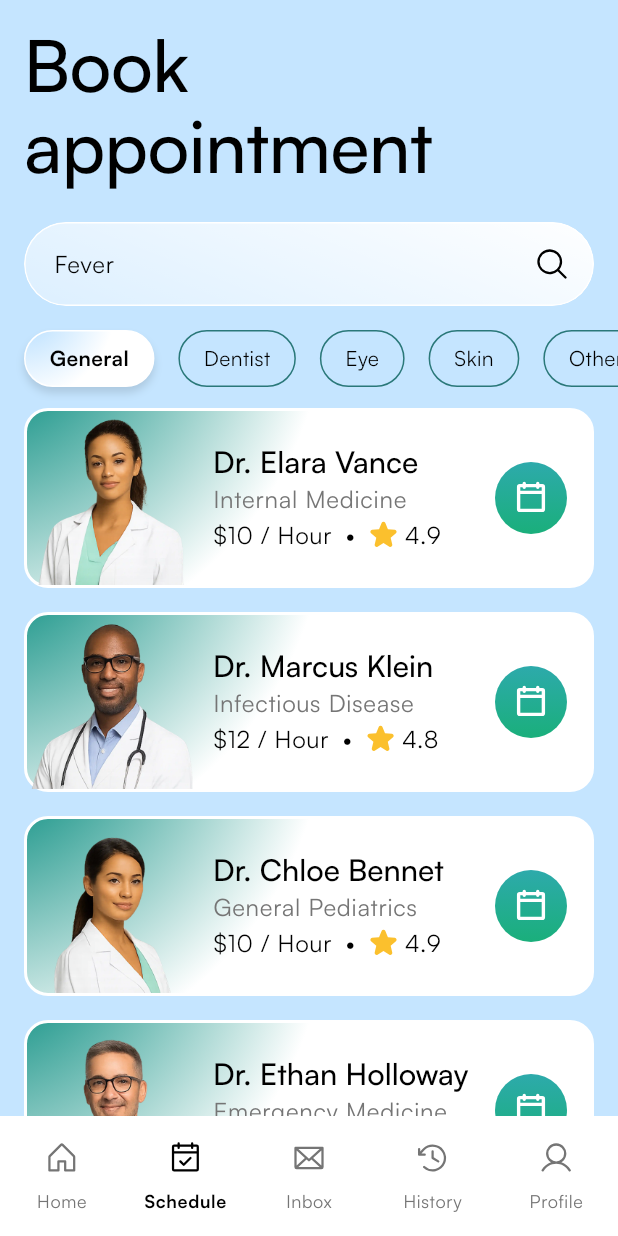
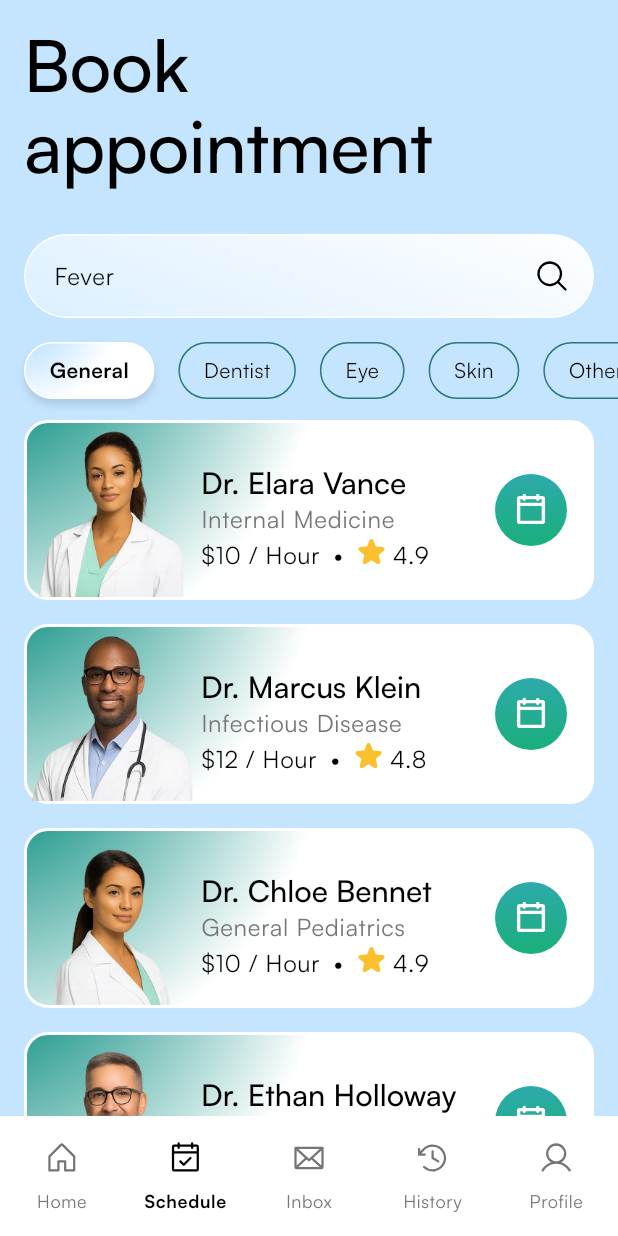
Before and after one commit to nabssense/ID-Camp-2025-Flutter-Submission-Kelas-Dasar, a Flutter app: the screen it shows after launch, item 2 of the bottom bar chosen, on a phone screen of 412 x 824 dp. Run offline on Flutter 3.47's test engine with Material 3 defaults, Android fonts, the light colour scheme and no system bars; our stand-ins replace flutter_svg, phosphor_flutter, share_plus.

Commit message:
Update Revisi Perbaikan Review ke 2

```diff
--- a/lib/book_appointment_screen.dart
+++ b/lib/book_appointment_screen.dart
@@ -3,37 +3,22 @@ import 'package:flutter_final_submission_dicoding/components/list_doctor.dart';
 import 'package:flutter_final_submission_dicoding/models/doctor_list.dart';
 import 'package:phosphor_flutter/phosphor_flutter.dart';
 
-class BookAppointmentScreen extends StatelessWidget {
+class BookAppointmentScreen extends StatefulWidget {
   const BookAppointmentScreen({super.key});
 
   @override
-  Widget build(BuildContext context) {
-    return DefaultTabController(
-      length: 5,
-      child: Scaffold(
-        body: LayoutBuilder(
-          builder: (BuildContext context, BoxConstraints constraints) {
-            if (constraints.maxWidth <= 768) {
-              return MobileScreen();
-            } else {
-              return DesktopScreen();
-            }
-          },
-        ),
-      ),
-    );
-  }
+  State<BookAppointmentScreen> createState() => _BookAppointmentScreenState();
 }
 
-class DesktopScreen extends StatefulWidget {
-  const DesktopScreen({super.key});
+class _BookAppointmentScreenState extends State<BookAppointmentScreen> {
+  String _query = '';
+  final _controller = TextEditingController();
 
   @override
-  State<DesktopScreen> createState() => _DesktopScreenState();
+  void dispose() {
+    _controller.dispose();
+    super.dispose();
   }
-
-class _DesktopScreenState extends State<DesktopScreen> {
-  String _query = '';
 
   List<Doctor> get _filteredHistory {
     final q = _query.trim().toLowerCase();
@@ -45,6 +30,45 @@ class _DesktopScreenState extends State<DesktopScreen> {
           d.tags.any((t) => t.toLowerCase().contains(q));
     }).toList();
   }
+
+  @override
+  Widget build(BuildContext context) {
+    return DefaultTabController(
+      length: 5,
+      child: Scaffold(
+        body: LayoutBuilder(
+          builder: (BuildContext context, BoxConstraints constraints) {
+            if (constraints.maxWidth <= 768) {
+              return MobileScreen(
+                controllerSearch: _controller,
+                onQueryChanged: (value) => setState(() => _query = value),
+                filteredHistory: _filteredHistory,
+              );
+            } else {
+              return DesktopScreen(
+                controllerSearch: _controller,
+                onQueryChanged: (value) => setState(() => _query = value),
+                filteredHistory: _filteredHistory,
+              );
+            }
+          },
+        ),
+      ),
+    );
+  }
+}
+
+class DesktopScreen extends StatelessWidget {
+  const DesktopScreen({
+    super.key,
+    required this.onQueryChanged,
+    required this.filteredHistory,
+    required this.controllerSearch,
+  });
+
+  final ValueChanged<String> onQueryChanged;
+  final List<Doctor> filteredHistory;
+  final dynamic controllerSearch;
 
   @override
   Widget build(BuildContext context) {
@@ -84,8 +108,8 @@ class _DesktopScreenState extends State<DesktopScreen> {
                             borderRadius: BorderRadius.circular(32),
                           ),
                           child: TextField(
-                            onChanged: (value) =>
-                                setState(() => _query = value),
+                            controller: controllerSearch,
+                            onChanged: onQueryChanged,
                             decoration: InputDecoration(
                               contentPadding: EdgeInsets.symmetric(
                                 horizontal: 16,
@@ -147,7 +171,7 @@ class _DesktopScreenState extends State<DesktopScreen> {
                       case 0:
                         return ListDoctor(
                           scrollable: false,
-                          searchDataDoctor: _filteredHistory,
+                          searchDataDoctor: filteredHistory,
                         );
                       default:
                         return const Center(child: Text('Schedule Empty'));
@@ -163,26 +187,17 @@ class _DesktopScreenState extends State<DesktopScreen> {
   }
 }
 
-class MobileScreen extends StatefulWidget {
-  const MobileScreen({super.key});
+class MobileScreen extends StatelessWidget {
+  const MobileScreen({
+    super.key,
+    required this.onQueryChanged,
+    required this.filteredHistory,
+    required this.controllerSearch,
+  });
 
-  @override
-  State<MobileScreen> createState() => _MobileScreenState();
-}
-
-class _MobileScreenState extends State<MobileScreen> {
-  String _query = '';
-
-  List<Doctor> get _filteredHistory {
-    final q = _query.trim().toLowerCase();
-    if (q.isEmpty) return doctorList;
-    return doctorList.where((d) {
-      return d.name.toLowerCase().contains(q) ||
-          d.specialty.toLowerCase().contains(q) ||
-          d.bio.toLowerCase().contains(q) ||
-          d.tags.any((t) => t.toLowerCase().contains(q));
-    }).toList();
-  }
+  final ValueChanged<String> onQueryChanged;
+  final List<Doctor> filteredHistory;
+  final dynamic controllerSearch;
 
   @override
   Widget build(BuildContext context) {
@@ -190,37 +205,24 @@ class _MobileScreenState extends State<MobileScreen> {
       child: NestedScrollView(
         headerSliverBuilder: (context, _) {
           return [
-            SliverAppBar(
-              backgroundColor: Theme.of(context).scaffoldBackgroundColor,
-              elevation: 0,
-              pinned: false,
-              floating: false,
-              expandedHeight: 140,
-              automaticallyImplyLeading: false,
-              flexibleSpace: FlexibleSpaceBar(
-                collapseMode: CollapseMode.pin,
-                background: Padding(
+            SliverToBoxAdapter(
+              child: Padding(
                 padding: const EdgeInsets.fromLTRB(16, 16, 16, 16),
-                  child: Column(
-                    crossAxisAlignment: CrossAxisAlignment.start,
-                    children: [
-                      Text(
+                child: Text(
                   'Book \nappointment',
                   style: Theme.of(context).textTheme.displayLarge,
                 ),
-                    ],
               ),
             ),
-              ),
-            ),
+
             SliverOverlapAbsorber(
               handle: NestedScrollView.sliverOverlapAbsorberHandleFor(context),
               sliver: SliverPersistentHeader(
                 pinned: true,
                 delegate: _StickyHeaderDelegate(
-                  height: 132,
+                  height: 140,
                   child: Padding(
-                    padding: EdgeInsets.symmetric(horizontal: 16, vertical: 8),
+                    padding: EdgeInsets.symmetric(horizontal: 16, vertical: 16),
                     child: Column(
                       spacing: 16,
                       children: [
@@ -238,11 +240,8 @@ class _MobileScreenState extends State<MobileScreen> {
                               borderRadius: BorderRadius.circular(32),
                             ),
                             child: TextField(
-                              onChanged: (value) {
-                                setState(() {
-                                  _query = value;
-                                });
-                              },
+                              controller: controllerSearch,
+                              onChanged: onQueryChanged,
                               decoration: InputDecoration(
                                 contentPadding: EdgeInsets.symmetric(
                                   horizontal: 16,
@@ -280,10 +279,13 @@ class _MobileScreenState extends State<MobileScreen> {
                             ),
                           ),
                         ),
-                        SingleChildScrollView(
+                        Ink(
+                          width: double.infinity,
+                          child: SingleChildScrollView(
                             scrollDirection: Axis.horizontal,
                             clipBehavior: Clip.none,
                             child: Row(
+                              crossAxisAlignment: CrossAxisAlignment.start,
                               spacing: 16,
                               children: [
                                 _CustomTabBar(title: 'General', index: 0),
@@ -292,6 +294,7 @@ class _MobileScreenState extends State<MobileScreen> {
                                 _CustomTabBar(title: 'Skin', index: 3),
                                 _CustomTabBar(title: 'Other', index: 4),
                               ],
+                            ),
                           ),
                         ),
                       ],
@@ -304,7 +307,7 @@ class _MobileScreenState extends State<MobileScreen> {
         },
         body: TabBarView(
           children: [
-            _GeneralTabBody(items: _filteredHistory),
+            _GeneralTabBody(items: filteredHistory),
             _EmptyTabBody(),
             _EmptyTabBody(),
             _EmptyTabBody(),
--- a/lib/components/list_doctor.dart
+++ b/lib/components/list_doctor.dart
@@ -90,24 +90,28 @@ class DesktopScreen extends StatelessWidget {
               crossAxisAlignment: CrossAxisAlignment.center,
               mainAxisAlignment: MainAxisAlignment.start,
               children: [
+                Expanded(
+                  child: Row(
+                    crossAxisAlignment: CrossAxisAlignment.end,
+                    children: [
                       Image.asset(doctor.imageAsset, width: 116, height: 116),
                       Expanded(
+                        child: Padding(
+                          padding: const EdgeInsets.symmetric(vertical: 16.0),
                           child: Column(
                             crossAxisAlignment: CrossAxisAlignment.start,
                             children: [
                               Text(
                                 doctor.name,
-                        style: Theme.of(context).textTheme.titleLarge?.copyWith(
-                          fontWeight: FontWeight.w500,
-                        ),
+                                style: Theme.of(context).textTheme.titleLarge
+                                    ?.copyWith(fontWeight: FontWeight.w500),
                               ),
                               Text(
                                 doctor.specialty,
-                        style: Theme.of(context).textTheme.bodyLarge?.copyWith(
-                          color: Colors.grey[600],
+                                style: Theme.of(context).textTheme.bodyLarge
+                                    ?.copyWith(color: Colors.grey[600]),
                               ),
-                      ),
-                      Row(
+                              Wrap(
                                 spacing: 4,
                                 children: [
                                   Text(
@@ -120,7 +124,11 @@ class DesktopScreen extends StatelessWidget {
                                     style: Theme.of(context).textTheme.bodyLarge
                                         ?.copyWith(color: Colors.black),
                                   ),
-                          PhosphorIcon(PhosphorIconsFill.star, size: 20, color: Colors.yellow.shade700,),
+                                  PhosphorIcon(
+                                    PhosphorIconsFill.star,
+                                    size: 20,
+                                    color: Colors.yellow.shade700,
+                                  ),
                                   Text(
                                     '${doctor.rating}',
                                     style: Theme.of(context).textTheme.bodyLarge
@@ -131,6 +139,11 @@ class DesktopScreen extends StatelessWidget {
                             ],
                           ),
                         ),
+                      ),
+                    ],
+                  ),
+                ),
+
                 GradientButton(
                   onPressed: () {
                     Navigator.push(
@@ -214,24 +227,28 @@ class MobileScreen extends StatelessWidget {
               crossAxisAlignment: CrossAxisAlignment.center,
               mainAxisAlignment: MainAxisAlignment.start,
               children: [
+                Expanded(
+                  child: Row(
+                    crossAxisAlignment: CrossAxisAlignment.end,
+                    children: [
                       Image.asset(doctor.imageAsset, width: 116, height: 116),
                       Expanded(
+                        child: Padding(
+                          padding: const EdgeInsets.symmetric(vertical: 16.0),
                           child: Column(
                             crossAxisAlignment: CrossAxisAlignment.start,
                             children: [
                               Text(
                                 doctor.name,
-                        style: Theme.of(context).textTheme.titleLarge?.copyWith(
-                          fontWeight: FontWeight.w500,
-                        ),
+                                style: Theme.of(context).textTheme.titleLarge
+                                    ?.copyWith(fontWeight: FontWeight.w500),
                               ),
                               Text(
                                 doctor.specialty,
-                        style: Theme.of(context).textTheme.bodyLarge?.copyWith(
-                          color: Colors.grey[600],
+                                style: Theme.of(context).textTheme.bodyLarge
+                                    ?.copyWith(color: Colors.grey[600]),
                               ),
-                      ),
-                      Row(
+                              Wrap(
                                 spacing: 4,
                                 children: [
                                   Text(
@@ -244,7 +261,11 @@ class MobileScreen extends StatelessWidget {
                                     style: Theme.of(context).textTheme.bodyLarge
                                         ?.copyWith(color: Colors.black),
                                   ),
-                          PhosphorIcon(PhosphorIconsFill.star, size: 20, color: Colors.yellow.shade700,),
+                                  PhosphorIcon(
+                                    PhosphorIconsFill.star,
+                                    size: 20,
+                                    color: Colors.yellow.shade700,
+                                  ),
                                   Text(
                                     '${doctor.rating}',
                                     style: Theme.of(context).textTheme.bodyLarge
@@ -255,6 +276,11 @@ class MobileScreen extends StatelessWidget {
                             ],
                           ),
                         ),
+                      ),
+                    ],
+                  ),
+                ),
+
                 GradientButton(
                   onPressed: () {
                     Navigator.push(
--- a/lib/components/list_doctor_history.dart
+++ b/lib/components/list_doctor_history.dart
@@ -173,7 +173,7 @@ class MobileScreen extends StatelessWidget {
             ),
             child: Row(
               spacing: 8,
-              crossAxisAlignment: CrossAxisAlignment.center,
+              crossAxisAlignment: CrossAxisAlignment.end,
               mainAxisAlignment: MainAxisAlignment.start,
               children: [
                 Image.asset(
@@ -182,6 +182,8 @@ class MobileScreen extends StatelessWidget {
                   height: 116,
                 ),
                 Expanded(
+                  child: Padding(
+                    padding: const EdgeInsets.symmetric(vertical: 16.0),
                     child: Column(
                       crossAxisAlignment: CrossAxisAlignment.start,
                       children: [
@@ -208,6 +210,7 @@ class MobileScreen extends StatelessWidget {
                       ],
                     ),
                   ),
+                ),
               ],
             ),
           ),
--- a/lib/history_screen.dart
+++ b/lib/history_screen.dart
@@ -3,37 +3,22 @@ import 'package:flutter_final_submission_dicoding/components/list_doctor_history
 import 'package:flutter_final_submission_dicoding/models/patient_medical_history.dart';
 import 'package:phosphor_flutter/phosphor_flutter.dart';
 
-class HistoryScreen extends StatelessWidget {
+class HistoryScreen extends StatefulWidget {
   const HistoryScreen({super.key});
 
   @override
-  Widget build(BuildContext context) {
-    return DefaultTabController(
-      length: 5,
-      child: Scaffold(
-        body: LayoutBuilder(
-          builder: (BuildContext context, BoxConstraints constraints) {
-            if (constraints.maxWidth <= 768) {
-              return MobileScreen();
-            } else {
-              return DesktopScreen();
-            }
-          },
-        ),
-      ),
-    );
-  }
+  State<HistoryScreen> createState() => _HistoryScreenState();
 }
 
-class DesktopScreen extends StatefulWidget {
-  const DesktopScreen({super.key});
+class _HistoryScreenState extends State<HistoryScreen> {
+  String _query = '';
+  final _controller = TextEditingController();
 
   @override
-  State<DesktopScreen> createState() => _DesktopScreenState();
+  void dispose() {
+    _controller.dispose();
+    super.dispose();
   }
-
-class _DesktopScreenState extends State<DesktopScreen> {
-  String _query = '';
 
   List<MedicalSummary> get _filteredHistory {
     final q = _query.trim().toLowerCase();
@@ -46,6 +31,44 @@ class _DesktopScreenState extends State<DesktopScreen> {
           m.tags.any((t) => t.toLowerCase().contains(q));
     }).toList();
   }
+
+  @override
+  Widget build(BuildContext context) {
+    return DefaultTabController(
+      length: 5,
+      child: Scaffold(
+        body: LayoutBuilder(
+          builder: (BuildContext context, BoxConstraints constraints) {
+            if (constraints.maxWidth <= 768) {
+              return MobileScreen(
+                onQueryChanged: (value) => setState(() => _query = value),
+                filteredHistory: _filteredHistory,
+                controllerSearch: _controller,
+              );
+            } else {
+              return DesktopScreen(
+                onQueryChanged: (value) => setState(() => _query = value),
+                filteredHistory: _filteredHistory,
+                controllerSearch: _controller,
+              );
+            }
+          },
+        ),
+      ),
+    );
+  }
+}
+
+class DesktopScreen extends StatelessWidget {
+  const DesktopScreen({
+    super.key,
+    required this.onQueryChanged,
+    required this.filteredHistory,
+    required this.controllerSearch,
+  });
+  final ValueChanged<String> onQueryChanged;
+  final List<MedicalSummary> filteredHistory;
+  final dynamic controllerSearch;
 
   @override
   Widget build(BuildContext context) {
@@ -85,8 +108,8 @@ class _DesktopScreenState extends State<DesktopScreen> {
                                 borderRadius: BorderRadius.circular(32),
                               ),
                               child: TextField(
-                                onChanged: (value) =>
-                                    setState(() => _query = value),
+                                controller: controllerSearch,
+                                onChanged: onQueryChanged,
                                 decoration: InputDecoration(
                                   contentPadding: EdgeInsets.symmetric(
                                     horizontal: 16,
@@ -151,7 +174,7 @@ class _DesktopScreenState extends State<DesktopScreen> {
           padding: EdgeInsets.symmetric(horizontal: 32),
           child: TabBarView(
             children: [
-              ListDoctorHistory(items: _filteredHistory, scrollable: true),
+              ListDoctorHistory(items: filteredHistory, scrollable: true),
               Center(child: Text('History Empty')),
               Center(child: Text('History Empty')),
               Center(child: Text('History Empty')),
@@ -164,27 +187,16 @@ class _DesktopScreenState extends State<DesktopScreen> {
   }
 }
 
-class MobileScreen extends StatefulWidget {
-  const MobileScreen({super.key});
-
-  @override
-  State<MobileScreen> createState() => _MobileScreenState();
-}
-
-class _MobileScreenState extends State<MobileScreen> {
-  String _query = '';
-
-  List<MedicalSummary> get _filteredHistory {
-    final q = _query.trim().toLowerCase();
-    if (q.isEmpty) return medicalHistoryList;
-    return medicalHistoryList.where((m) {
-      return m.doctor.name.toLowerCase().contains(q) ||
-          m.doctor.specialty.toLowerCase().contains(q) ||
-          m.diagnosisTitle.toLowerCase().contains(q) ||
-          m.chiefComplaint.toLowerCase().contains(q) ||
-          m.tags.any((t) => t.toLowerCase().contains(q));
-    }).toList();
-  }
+class MobileScreen extends StatelessWidget {
+  const MobileScreen({
+    super.key,
+    required this.onQueryChanged,
+    required this.filteredHistory,
+    required this.controllerSearch,
+  });
+  final ValueChanged<String> onQueryChanged;
+  final List<MedicalSummary> filteredHistory;
+  final dynamic controllerSearch;
 
   @override
   Widget build(BuildContext context) {
@@ -193,16 +205,8 @@ class _MobileScreenState extends State<MobileScreen> {
       child: NestedScrollView(
         headerSliverBuilder: (context, _) {
           return [
-            SliverAppBar(
-              backgroundColor: Theme.of(context).scaffoldBackgroundColor,
-              elevation: 0,
-              pinned: false,
-              floating: false,
-              expandedHeight: 140,
-              automaticallyImplyLeading: false,
-              flexibleSpace: FlexibleSpaceBar(
-                collapseMode: CollapseMode.pin,
-                background: Padding(
+            SliverToBoxAdapter(
+              child: Padding(
                 padding: const EdgeInsets.fromLTRB(16, 16, 16, 16),
                 child: Column(
                   crossAxisAlignment: CrossAxisAlignment.start,
@@ -212,7 +216,6 @@ class _MobileScreenState extends State<MobileScreen> {
                       style: Theme.of(context).textTheme.displayLarge,
                     ),
                   ],
-                  ),
                 ),
               ),
             ),
@@ -243,8 +246,8 @@ class _MobileScreenState extends State<MobileScreen> {
                                 borderRadius: BorderRadius.circular(32),
                               ),
                               child: TextField(
-                                onChanged: (value) =>
-                                    setState(() => _query = value),
+                                controller: controllerSearch,
+                                onChanged: onQueryChanged,
                                 decoration: InputDecoration(
                                   contentPadding: const EdgeInsets.symmetric(
                                     horizontal: 16,
@@ -278,10 +281,13 @@ class _MobileScreenState extends State<MobileScreen> {
                               ),
                             ),
                           ),
-                          SingleChildScrollView(
+                          Ink(
+                            width: double.infinity,
+                            child: SingleChildScrollView(
                               scrollDirection: Axis.horizontal,
                               clipBehavior: Clip.none,
                               child: Row(
+                                crossAxisAlignment: CrossAxisAlignment.start,
                                 spacing: 16,
                                 children: const [
                                   _CustomTabBar(title: 'General', index: 0),
@@ -290,6 +296,7 @@ class _MobileScreenState extends State<MobileScreen> {
                                   _CustomTabBar(title: 'Skin', index: 3),
                                   _CustomTabBar(title: 'Other', index: 4),
                                 ],
+                              ),
                             ),
                           ),
                         ],
@@ -303,7 +310,7 @@ class _MobileScreenState extends State<MobileScreen> {
         },
         body: TabBarView(
           children: [
-            _HistoryTabBody(items: _filteredHistory),
+            _HistoryTabBody(items: filteredHistory),
             _EmptyTabBody(),
             _EmptyTabBody(),
             _EmptyTabBody(),
--- a/lib/home_screen.dart
+++ b/lib/home_screen.dart
@@ -591,7 +591,9 @@ class MobileScreen extends StatelessWidget {
                                       ),
                                       child: Column(
                                         children: [
-                                          Row(
+                                          SizedBox(
+                                            width: double.infinity,
+                                            child: Wrap(
                                               children: [
                                                 PhosphorIcon(
                                                   PhosphorIconsRegular.calendar,
@@ -609,8 +611,11 @@ class MobileScreen extends StatelessWidget {
                                                 ),
                                               ],
                                             ),
+                                          ),
                                           SizedBox(height: 8),
-                                          Row(
+                                          SizedBox(
+                                            width: double.infinity,
+                                            child: Wrap(
                                               children: [
                                                 PhosphorIcon(
                                                   PhosphorIconsRegular.ticket,
@@ -627,6 +632,7 @@ class MobileScreen extends StatelessWidget {
                                                       ),
                                                 ),
                                               ],
+                                            ),
                                           ),
                                         ],
                                       ),
--- a/lib/main.dart
+++ b/lib/main.dart
@@ -10,14 +10,9 @@ void main() {
   runApp(const MyApp());
 }
 
-class MyApp extends StatefulWidget {
+class MyApp extends StatelessWidget {
   const MyApp({super.key});
 
-  @override
-  State<MyApp> createState() => _MyAppState();
-}
-
-class _MyAppState extends State<MyApp> {
   @override
   Widget build(BuildContext context) {
     return MaterialApp(
--- a/lib/profile_screen.dart
+++ b/lib/profile_screen.dart
@@ -192,13 +192,15 @@ class MobileScreen extends StatelessWidget {
                           scale: 1,
                         ),
                       ),
-                      Column(
+                      Expanded(
+                        child: Column(
                           crossAxisAlignment: CrossAxisAlignment.start,
                           children: [
                             Text('John Doe'),
                             Text('johndoe@gmail.com'),
                             Text('+123-456-789'),
                           ],
+                        ),
                       ),
                     ],
                   ),
```
Also changed, not shown: lib/book_appointment_detail_screen.dart (+6 -3 lines), lib/components/snackbar_custom.dart (+10 -8 lines), lib/history_screen_detail.dart (+5 -5 lines), lib/inbox_screen.dart (+5 -2 lines). Lines whose indentation alone changed are shown as unchanged.
